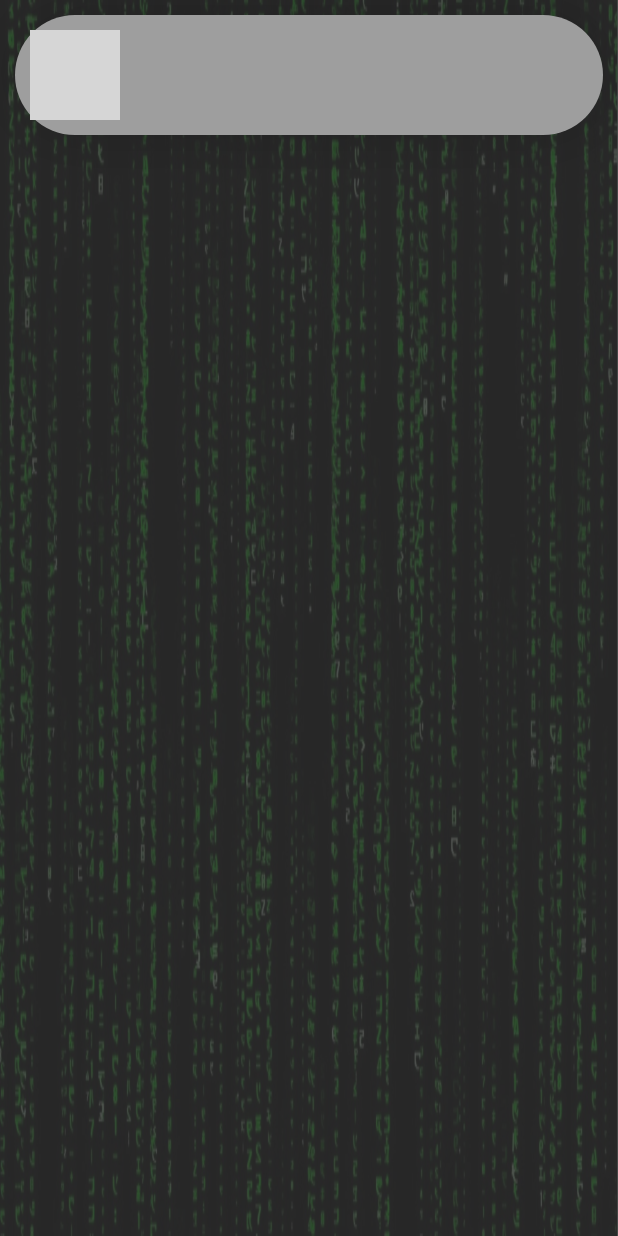
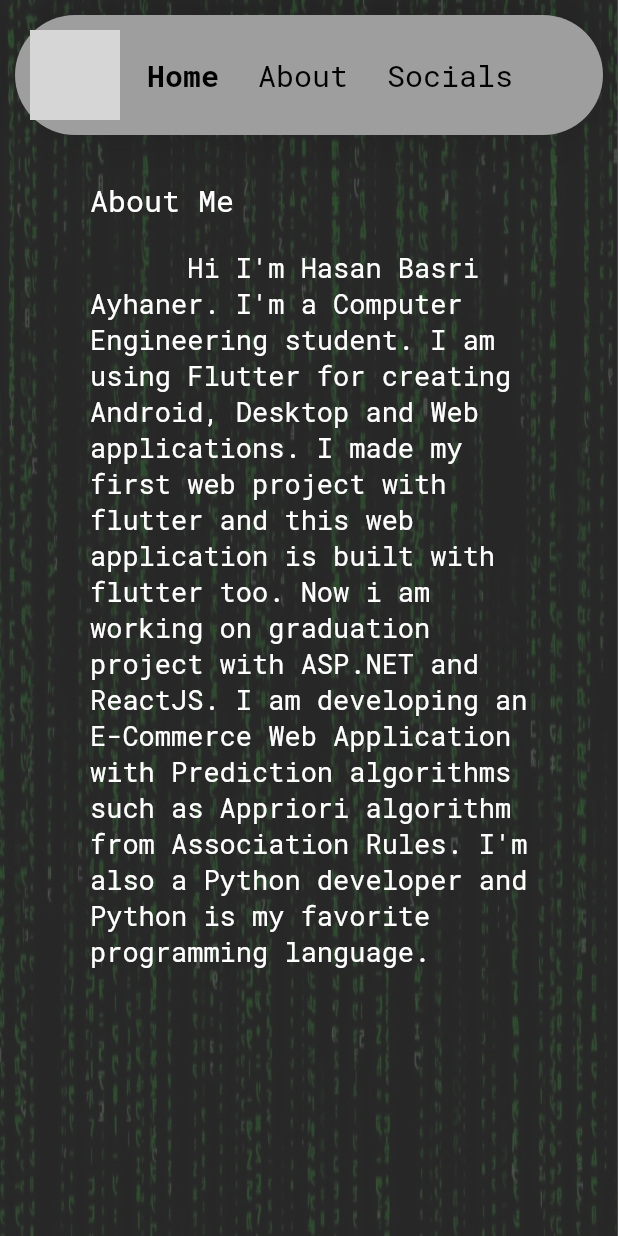
Before and after one commit to HBA114/hba114_github_io_website, a Flutter app: the About screen opened by its route, on a phone screen of 412 x 824 dp. Run offline on Flutter 3.47's test engine with Material 2 defaults, Android fonts, the phone set to English and light mode, and no system bars; our stand-ins replace google_fonts; network calls fail; grey boxes are pictures that could not be loaded.

Commit message:
Languages moved to assets folder

```diff
--- a/lib/components/app_bar.dart
+++ b/lib/components/app_bar.dart
@@ -118,7 +118,7 @@ class _CustomAppBarState extends State<CustomAppBar> {
 
   Future<void> GetButtonNames() async {
     final response =
-        await rootBundle.loadString("../lib/language/buttons.json");
+        await rootBundle.loadString("assets/language/buttons.json");
     final data = jsonDecode(response);
     setState(() {
       home = data["Buttons"]["Home"][lang];
--- a/lib/screens/about.dart
+++ b/lib/screens/about.dart
@@ -75,7 +75,7 @@ class _AboutState extends State<About> {
 
   Future<void> GetTexts() async {
     final String response =
-        await rootBundle.loadString("../lib/language/page_texts.json");
+        await rootBundle.loadString("assets/language/page_texts.json");
     final data = jsonDecode(response);
     setState(() {
       header = data["AboutTexts"]["Header"][lang];
--- a/lib/screens/home.dart
+++ b/lib/screens/home.dart
@@ -75,7 +75,7 @@ class _HomeState extends State<Home> {
   }
 
   Future<void> ReadHomeTexts() async {
-    response = await rootBundle.loadString("../lib/language/page_texts.json");
+    response = await rootBundle.loadString("assets/language/page_texts.json");
     // print(response);
     data = jsonDecode(response);
     hello = data["HomeTexts"]["Hello"][lang];
--- a/lib/screens/socials.dart
+++ b/lib/screens/socials.dart
@@ -149,7 +149,7 @@ class _SocialsState extends State<Socials> {
 
   Future<void> GetTexts() async {
     final String response =
-        await rootBundle.loadString("../lib/language/page_texts.json");
+        await rootBundle.loadString("assets/language/page_texts.json");
     // print(response);
     final data = jsonDecode(response);
     header = data["SocialsTexts"]["Header"][lang];
--- a/pubspec.yaml
+++ b/pubspec.yaml
@@ -64,8 +64,8 @@ flutter:
   # To add assets to your application, add an assets section, like this:
   assets:
     - assets/images/
-    - lib/language/page_texts.json
-    - lib/language/buttons.json
+    - assets/language/page_texts.json
+    - assets/language/buttons.json
   #   - images/a_dot_burr.jpeg
   #   - images/a_dot_ham.jpeg
 
```
Also changed, not shown: assets/language/buttons.json (renamed from lib/language/buttons.json), assets/language/page_texts.json (renamed from lib/language/page_texts.json).
